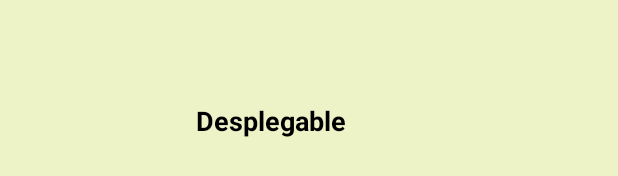
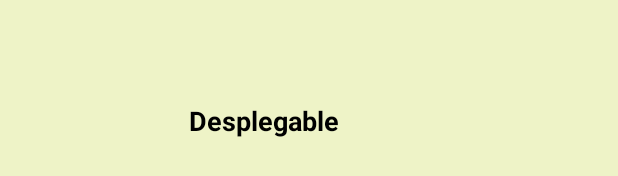
Before and after one commit to isunican/AppGasolinerasGrupo6, an Android app: the layout textview_spinner_dropdown.xml on its own in the app's theme, with its tools: preview values and no code run, on a phone screen of 412 x 824 dp. Shown: the part 497-673 px from the top of the screen. Run offline under Robolectric (Android 15) with nearby library versions, the phone set to English and light mode, and no system bars; network calls fail.

Commit message:
Realizacion del videotutorial de la funcionalidad, y generacion del .apk con correcciones

```diff
--- a/AndroidProject/app/src/main/res/layout/activity_main.xml
+++ b/AndroidProject/app/src/main/res/layout/activity_main.xml
@@ -44,7 +44,7 @@
             android:id="@+id/spinnerId"
             android:layout_width="0dp"
             android:layout_height="wrap_content"
-            android:layout_weight="1"
+            android:layout_weight="1.4"
             android:backgroundTint="#000000"
             android:gravity="right|center_vertical"
             android:textAlignment="gravity" />
--- a/AndroidProject/app/src/main/res/layout/textview_spinner_dropdown.xml
+++ b/AndroidProject/app/src/main/res/layout/textview_spinner_dropdown.xml
@@ -8,7 +8,7 @@
     android:fadingEdge="none"
     android:gravity="center|center_horizontal|center_vertical"
     android:paddingTop="10dp"
-    android:paddingRight="50dp"
+    android:paddingRight="60dp"
     android:paddingBottom="10dp"
     android:text="Desplegable"
     android:textColor="@color/colorPrimaryDark"
```
Also changed, not shown: 2 other files.
